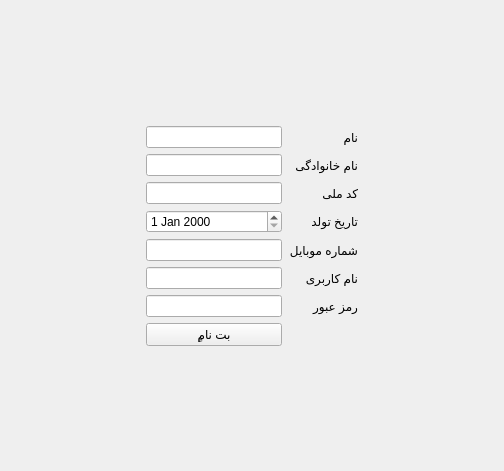
First picture: the form in CarExhibitionManagement/UI/Widget_signup.ui, repository behruzsayyadi/AP98Project, before the edit.
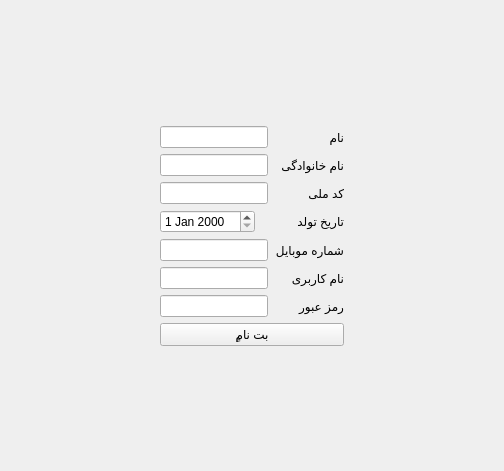
Second picture: the form after the edit.

Patch:
```diff
--- a/CarExhibitionManagement/UI/Widget_signup.ui
+++ b/CarExhibitionManagement/UI/Widget_signup.ui
@@ -14,27 +14,51 @@
    <string>Form</string>
   </property>
   <layout class="QGridLayout" name="gridLayout">
-   <item row="9" column="2">
-    <widget class="QLabel" name="label_password">
-     <property name="text">
-      <string>رمز عبور</string>
+   <item row="0" column="1">
+    <spacer name="verticalSpacer">
+     <property name="orientation">
+      <enum>Qt::Vertical</enum>
      </property>
-     <property name="buddy">
-      <cstring>lineEdit_password</cstring>
+     <property name="sizeHint" stdset="0">
+      <size>
+       <width>20</width>
+       <height>40</height>
+      </size>
      </property>
-    </widget>
+    </spacer>
    </item>
-   <item row="3" column="2">
-    <widget class="QLabel" name="label_id">
+   <item row="1" column="0">
+    <spacer name="horizontalSpacer_left">
+     <property name="orientation">
+      <enum>Qt::Horizontal</enum>
+     </property>
+     <property name="sizeHint" stdset="0">
+      <size>
+       <width>40</width>
+       <height>20</height>
+      </size>
+     </property>
+    </spacer>
+   </item>
+   <item row="1" column="1">
+    <layout class="QFormLayout" name="formLayout">
+     <item row="0" column="0">
+      <widget class="QLineEdit" name="lineEdit_firstName"/>
+     </item>
+     <item row="0" column="1">
+      <widget class="QLabel" name="label_firstName">
      <property name="text">
-      <string>کد ملی</string>
+        <string>نام</string>
      </property>
      <property name="buddy">
-      <cstring>lineEdit_id</cstring>
+        <cstring>lineEdit_firstName</cstring>
      </property>
     </widget>
    </item>
-   <item row="2" column="2">
+     <item row="1" column="0">
+      <widget class="QLineEdit" name="lineEdit_lastName"/>
+     </item>
+     <item row="1" column="1">
     <widget class="QLabel" name="label_lastName">
      <property name="text">
       <string>نام خانوادگی</string>
@@ -44,17 +68,23 @@
      </property>
     </widget>
    </item>
-   <item row="8" column="2">
-    <widget class="QLabel" name="label_username">
+     <item row="2" column="0">
+      <widget class="QLineEdit" name="lineEdit_id"/>
+     </item>
+     <item row="2" column="1">
+      <widget class="QLabel" name="label_id">
      <property name="text">
-      <string>نام کاربری</string>
+        <string>کد ملی</string>
      </property>
      <property name="buddy">
-      <cstring>lineEdit_username</cstring>
+        <cstring>lineEdit_id</cstring>
      </property>
     </widget>
    </item>
-   <item row="4" column="2">
+     <item row="3" column="0">
+      <widget class="QDateEdit" name="dateEdit_dateOfBirth"/>
+     </item>
+     <item row="3" column="1">
     <widget class="QLabel" name="label_dateOfBirth">
      <property name="text">
       <string>تاریخ تولد</string>
@@ -64,68 +94,10 @@
      </property>
     </widget>
    </item>
-   <item row="4" column="1">
-    <widget class="QDateEdit" name="dateEdit_dateOfBirth"/>
-   </item>
-   <item row="1" column="1">
-    <widget class="QLineEdit" name="lineEdit_firstName"/>
-   </item>
-   <item row="6" column="1">
+     <item row="4" column="0">
     <widget class="QLineEdit" name="lineEdit_phoneNumber"/>
    </item>
-   <item row="1" column="2">
-    <widget class="QLabel" name="label_firstName">
-     <property name="text">
-      <string>نام</string>
-     </property>
-     <property name="buddy">
-      <cstring>lineEdit_firstName</cstring>
-     </property>
-    </widget>
-   </item>
-   <item row="0" column="1">
-    <spacer name="verticalSpacer">
-     <property name="orientation">
-      <enum>Qt::Vertical</enum>
-     </property>
-     <property name="sizeHint" stdset="0">
-      <size>
-       <width>20</width>
-       <height>40</height>
-      </size>
-     </property>
-    </spacer>
-   </item>
-   <item row="12" column="1">
-    <spacer name="verticalSpacer_2">
-     <property name="orientation">
-      <enum>Qt::Vertical</enum>
-     </property>
-     <property name="sizeHint" stdset="0">
-      <size>
-       <width>20</width>
-       <height>40</height>
-      </size>
-     </property>
-    </spacer>
-   </item>
-   <item row="8" column="1">
-    <widget class="QLineEdit" name="lineEdit_username"/>
-   </item>
-   <item row="11" column="1">
-    <widget class="QPushButton" name="pushButton">
-     <property name="text">
-      <string>ٍبت نام</string>
-     </property>
-    </widget>
-   </item>
-   <item row="9" column="1">
-    <widget class="QLineEdit" name="lineEdit_password"/>
-   </item>
-   <item row="2" column="1">
-    <widget class="QLineEdit" name="lineEdit_lastName"/>
-   </item>
-   <item row="6" column="2">
+     <item row="4" column="1">
     <widget class="QLabel" name="label_phoneNumber">
      <property name="text">
       <string>شماره موبایل</string>
@@ -135,24 +107,43 @@
      </property>
     </widget>
    </item>
-   <item row="3" column="1">
-    <widget class="QLineEdit" name="lineEdit_id"/>
-   </item>
-   <item row="6" column="3">
-    <spacer name="horizontalSpacer_right">
-     <property name="orientation">
-      <enum>Qt::Horizontal</enum>
-     </property>
-     <property name="sizeHint" stdset="0">
-      <size>
-       <width>40</width>
-       <height>20</height>
-      </size>
-     </property>
-    </spacer>
+     <item row="5" column="0">
+      <widget class="QLineEdit" name="lineEdit_username"/>
+     </item>
+     <item row="5" column="1">
+      <widget class="QLabel" name="label_username">
+       <property name="text">
+        <string>نام کاربری</string>
+       </property>
+       <property name="buddy">
+        <cstring>lineEdit_username</cstring>
+       </property>
+      </widget>
    </item>
    <item row="6" column="0">
-    <spacer name="horizontalSpacer_left">
+      <widget class="QLineEdit" name="lineEdit_password"/>
+     </item>
+     <item row="6" column="1">
+      <widget class="QLabel" name="label_password">
+       <property name="text">
+        <string>رمز عبور</string>
+       </property>
+       <property name="buddy">
+        <cstring>lineEdit_password</cstring>
+       </property>
+      </widget>
+     </item>
+     <item row="7" column="0" colspan="2">
+      <widget class="QPushButton" name="pushButton">
+       <property name="text">
+        <string>ٍبت نام</string>
+       </property>
+      </widget>
+     </item>
+    </layout>
+   </item>
+   <item row="1" column="2">
+    <spacer name="horizontalSpacer_right">
      <property name="orientation">
       <enum>Qt::Horizontal</enum>
      </property>
@@ -164,6 +155,19 @@
      </property>
     </spacer>
    </item>
+   <item row="2" column="1">
+    <spacer name="verticalSpacer_2">
+     <property name="orientation">
+      <enum>Qt::Vertical</enum>
+     </property>
+     <property name="sizeHint" stdset="0">
+      <size>
+       <width>20</width>
+       <height>40</height>
+      </size>
+     </property>
+    </spacer>
+   </item>
   </layout>
  </widget>
  <resources/>
```
Lines whose indentation alone changed are shown as unchanged.
